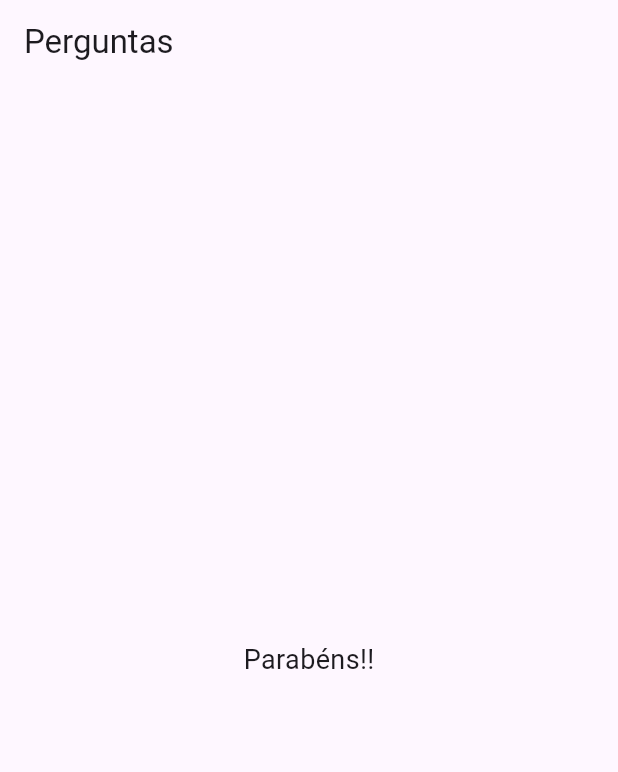
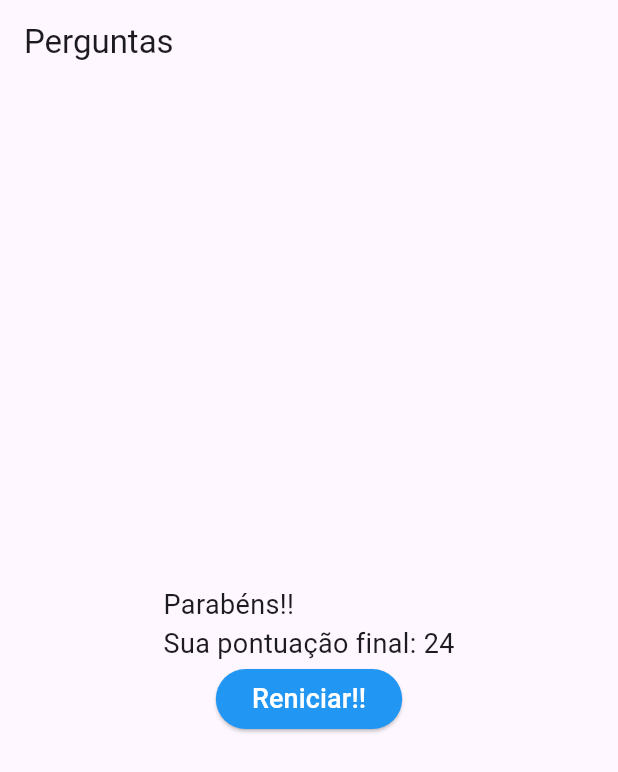
Before and after one commit to nectweb/app-perguntas-flutter, a Flutter app: the screen it shows after launch, after a tap on "Thomas", after a tap on "Leão", after a tap on "Pipoca", on a phone screen of 412 x 824 dp. Shown: the top 772 px of the screen. Run offline on Flutter 3.47's test engine with Material 3 defaults, Android fonts, the light colour scheme and no system bars.

Commit message:
final da aula 1

```diff
--- a/lib/main.dart
+++ b/lib/main.dart
@@ -1,23 +1,39 @@
 import 'package:flutter/material.dart';
-import 'package:perguntas_e_respostas/questao.dart';
-import 'package:perguntas_e_respostas/respostas.dart';
+import 'package:perguntas_e_respostas/questonario.dart';
+import 'package:perguntas_e_respostas/resultado.dart';
 
 dynamic main() => runApp(_PerguntasApp());
 
 class _PerguntasState extends State<_PerguntasApp> {
   var _perguntaRespondida = 0;
+  var _pontuacaoTotal = 0;
   final List<Map<String, Object>> _perguntas = [
     {
       'texto': "Qual seu melhor amigo(a)?",
-      'respostas': ['Thomas', 'John', 'Leo', 'Tiago'],
+      'respostas': [
+        {'texto': 'Thomas', 'nota': 10},
+        {'texto': 'John', 'nota': 8},
+        {'texto': 'Leo', 'nota': 5},
+        {'texto': 'Tiago', 'nota': 1},
+      ],
     },
     {
       'texto': "Qual seu animal favorito?",
-      'respostas': ['Gato', 'Leão', 'Tigre', 'Zebra'],
+      'respostas': [
+        {'texto': 'Gato', 'nota': 10},
+        {'texto': 'Leão', 'nota': 8},
+        {'texto': 'Tigre', 'nota': 5},
+        {'texto': 'Zebra', 'nota': 2},
+      ],
     },
     {
       'texto': "Qual sua comida favorita?",
-      'respostas': ['Bacon', 'Bolacha', 'Pipoca', 'Macarrão'],
+      'respostas': [
+        {'texto': 'Bacon', 'nota': 10},
+        {'texto': 'Bolacha', 'nota': 7},
+        {'texto': 'Pipoca', 'nota': 6},
+        {'texto': 'Macarrão', 'nota': 4},
+      ],
     },
   ];
 
@@ -31,12 +47,18 @@ class _PerguntasState extends State<_PerguntasApp> {
 
   final List<Widget> respostas = [];
 
-  void _resposta(String resp) {
-    if (temPerguntaSelecionado) {
-      setState(() {
-        _perguntaRespondida++;
-      });
-    }
+  void _resposta(int nota) {
+    setState(() {
+      _perguntaRespondida++;
+      _pontuacaoTotal += nota;
+    });
+  }
+
+  void _reniciarQuestionario() {
+    setState(() {
+      _perguntaRespondida = 0;
+      _pontuacaoTotal = 0;
+    });
   }
 
   bool get temPerguntaSelecionado {
@@ -49,16 +71,15 @@ class _PerguntasState extends State<_PerguntasApp> {
       home: Scaffold(
         appBar: AppBar(title: Text('Perguntas')),
         body: temPerguntaSelecionado
-            ? Column(
-                children: [
-                  Questao(_perguntas[_perguntaRespondida]['texto'].toString()),
-                  for (String textoResp
-                      in _perguntas[_perguntaRespondida]['respostas']
-                          as List<String>)
-                    Respostas(textoResp, () => _resposta(textoResp)),
-                ],
+            ? Questonario(
+                perguntas: _perguntas,
+                perguntaRespondida: _perguntaRespondida,
+                quandoRespondido: _resposta,
               )
-            : Center(child: Text('Parabéns!!', style: TextStyle(fontSize: 18))),
+            : Resultado(
+                notaFinal: _pontuacaoTotal,
+                quandoReniciarQuestionario: _reniciarQuestionario,
+              ),
       ),
     );
   }
--- /dev/null
+++ b/lib/questonario.dart
@@ -0,0 +1,39 @@
+import 'package:flutter/material.dart';
+import 'package:perguntas_e_respostas/questao.dart';
+import 'package:perguntas_e_respostas/respostas.dart';
+
+class Questonario extends StatelessWidget {
+  final List<Map<String, Object>> perguntas;
+  final int perguntaRespondida;
+  final void Function(int) quandoRespondido;
+
+  const Questonario({
+    required this.perguntas,
+    required this.perguntaRespondida,
+    required this.quandoRespondido,
+    super.key,
+  });
+
+  bool get temPerguntaSelecionado {
+    return perguntaRespondida < perguntas.length;
+  }
+
+  @override
+  Widget build(BuildContext context) {
+    List<Map<String, Object>> respostas = temPerguntaSelecionado
+        ? perguntas[perguntaRespondida]['respostas']
+              as List<Map<String, Object>>
+        : [];
+    return Column(
+      children: [
+        Questao(perguntas[perguntaRespondida]['texto'].toString()),
+        ...respostas.map((textoResp) {
+          return Respostas(
+            textoResp['texto'].toString(),
+            () => quandoRespondido(int.parse(textoResp['nota'].toString())),
+          );
+        }),
+      ],
+    );
+  }
+}
--- /dev/null
+++ b/lib/resultado.dart
@@ -0,0 +1,36 @@
+import 'package:flutter/material.dart';
+
+class Resultado extends StatelessWidget {
+  final int notaFinal;
+  final void Function() quandoReniciarQuestionario;
+  const Resultado({
+    required this.notaFinal,
+    required this.quandoReniciarQuestionario,
+    super.key,
+  });
+
+  @override
+  Widget build(BuildContext context) {
+    return Column(
+      mainAxisAlignment: MainAxisAlignment.center,
+      children: [
+        Center(
+          child: Text(
+            'Parabéns!! \nSua pontuação final: $notaFinal',
+            style: TextStyle(fontSize: 18),
+          ),
+        ),
+        ElevatedButton(
+          onPressed: quandoReniciarQuestionario,
+          style: ButtonStyle(
+            backgroundColor: WidgetStatePropertyAll(Colors.blue),
+          ),
+          child: Text(
+            'Reniciar!!',
+            style: TextStyle(fontSize: 18, color: Colors.white),
+          ),
+        ),
+      ],
+    );
+  }
+}
```
